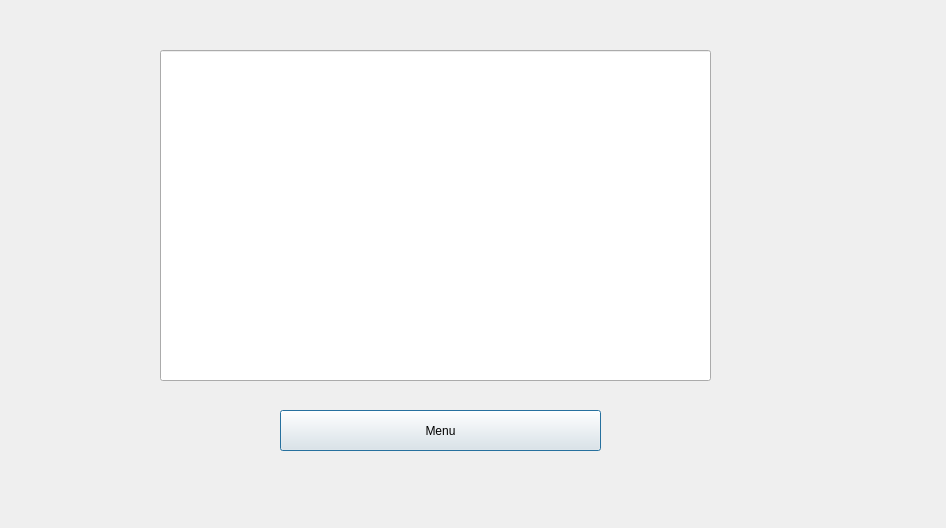
The window that bankautomat/tilitapahtumat.ui (tvt21kmo-bank-project/group_3) describes before a commit, drawn with Qt 5.
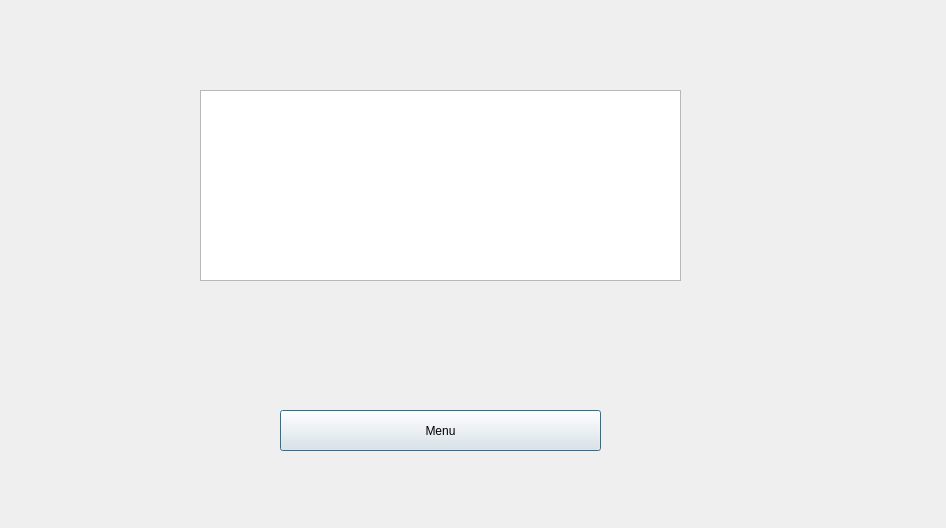
The same window after the commit.

```diff
--- a/bankautomat/tilitapahtumat.ui
+++ b/bankautomat/tilitapahtumat.ui
@@ -13,16 +13,6 @@
   <property name="windowTitle">
    <string>Dialog</string>
   </property>
-  <widget class="QLineEdit" name="Display">
-   <property name="geometry">
-    <rect>
-     <x>160</x>
-     <y>50</y>
-     <width>551</width>
-     <height>331</height>
-    </rect>
-   </property>
-  </widget>
   <widget class="QPushButton" name="btnMenu">
    <property name="geometry">
     <rect>
@@ -61,6 +51,21 @@
     <string>Menu</string>
    </property>
   </widget>
+  <widget class="QTextEdit" name="Display">
+   <property name="geometry">
+    <rect>
+     <x>200</x>
+     <y>90</y>
+     <width>481</width>
+     <height>191</height>
+    </rect>
+   </property>
+   <property name="font">
+    <font>
+     <pointsize>14</pointsize>
+    </font>
+   </property>
+  </widget>
  </widget>
  <resources/>
  <connections/>
```
